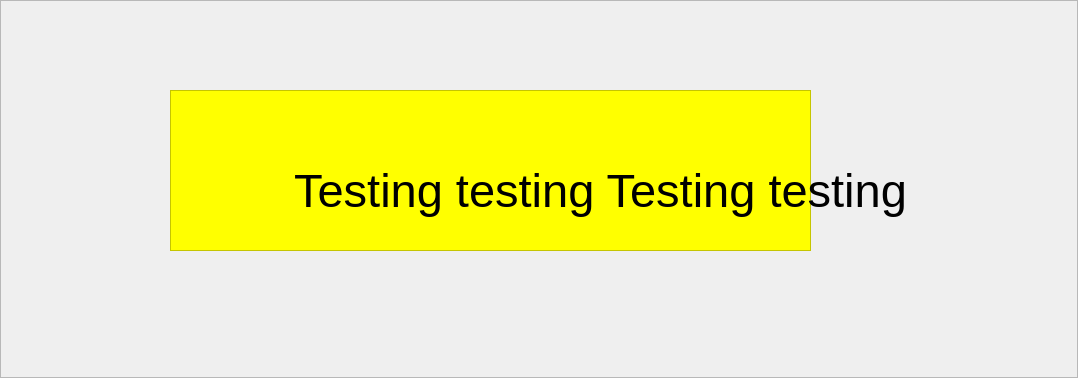
Qt form src/PyDracula/transparent_subtitle.ui (HWcoms/Blessing-AI) before a commit.
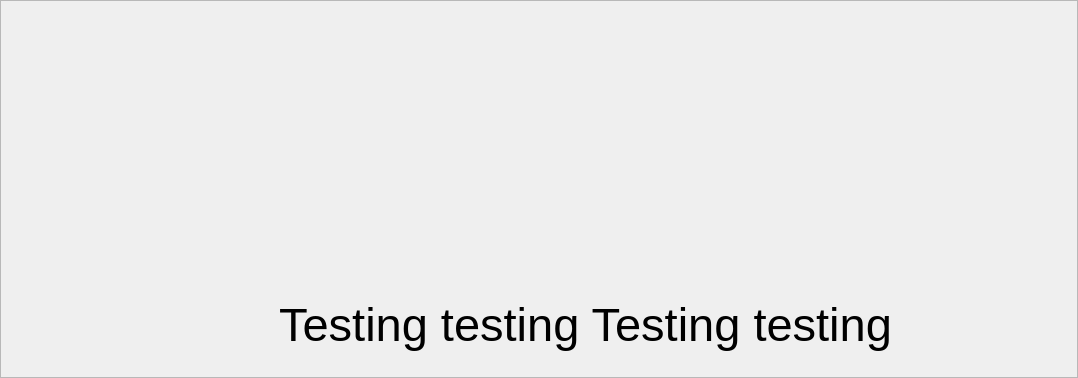
The same form after that commit.

Commit message: display subtitle on screen (QLabel/WrapMode/ScreenOffset/RichText)

Diff of the .ui file:
```diff
--- a/src/PyDracula/transparent_subtitle.ui
+++ b/src/PyDracula/transparent_subtitle.ui
@@ -44,34 +44,33 @@
       <property name="frameShadow">
        <enum>QFrame::Raised</enum>
       </property>
-      <widget class="QFrame" name="frame_bg">
-       <property name="geometry">
-        <rect>
-         <x>170</x>
-         <y>90</y>
-         <width>641</width>
-         <height>161</height>
-        </rect>
-       </property>
-       <property name="styleSheet">
-        <string notr="true">background-color: yellow</string>
-       </property>
-       <property name="frameShape">
-        <enum>QFrame::StyledPanel</enum>
-       </property>
-       <property name="frameShadow">
-        <enum>QFrame::Raised</enum>
-       </property>
-      </widget>
       <widget class="QLabel" name="label_text">
        <property name="geometry">
         <rect>
-         <x>130</x>
-         <y>10</y>
-         <width>941</width>
-         <height>361</height>
+         <x>140</x>
+         <y>50</y>
+         <width>891</width>
+         <height>301</height>
         </rect>
        </property>
+       <property name="sizePolicy">
+        <sizepolicy hsizetype="Preferred" vsizetype="Preferred">
+         <horstretch>0</horstretch>
+         <verstretch>0</verstretch>
+        </sizepolicy>
+       </property>
+       <property name="minimumSize">
+        <size>
+         <width>0</width>
+         <height>0</height>
+        </size>
+       </property>
+       <property name="maximumSize">
+        <size>
+         <width>16777215</width>
+         <height>16777215</height>
+        </size>
+       </property>
        <property name="font">
         <font>
          <pointsize>35</pointsize>
@@ -84,7 +83,7 @@
         <string>Testing testing Testing testing</string>
        </property>
        <property name="alignment">
-        <set>Qt::AlignCenter</set>
+        <set>Qt::AlignBottom|Qt::AlignHCenter</set>
        </property>
        <property name="wordWrap">
         <bool>true</bool>
```
The commit also changes 2 other files.
